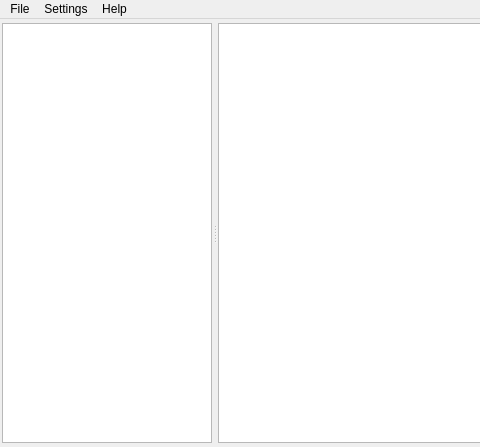
First picture: the form in data/ui/whch.ui, repository Patriciasc/WHCH, before the edit; both pictures show x 0 to 480 and y 0 to 447 of the 1000 by 447 pixel window.
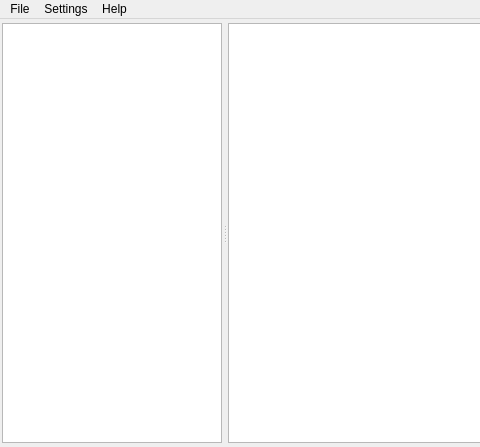
Second picture: the form after the edit. The open tabs and pages were chosen to show the change. Icons and pictures are not drawn.

```diff
--- a/data/ui/whch.ui
+++ b/data/ui/whch.ui
@@ -254,7 +254,7 @@
              <widget class="QTreeView" name="treeView">
               <property name="maximumSize">
                <size>
-                <width>210</width>
+                <width>220</width>
                 <height>16777215</height>
                </size>
               </property>
```
